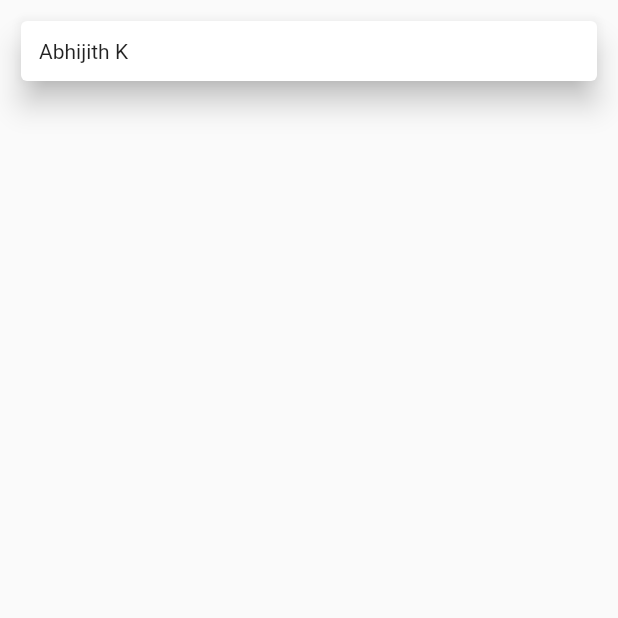
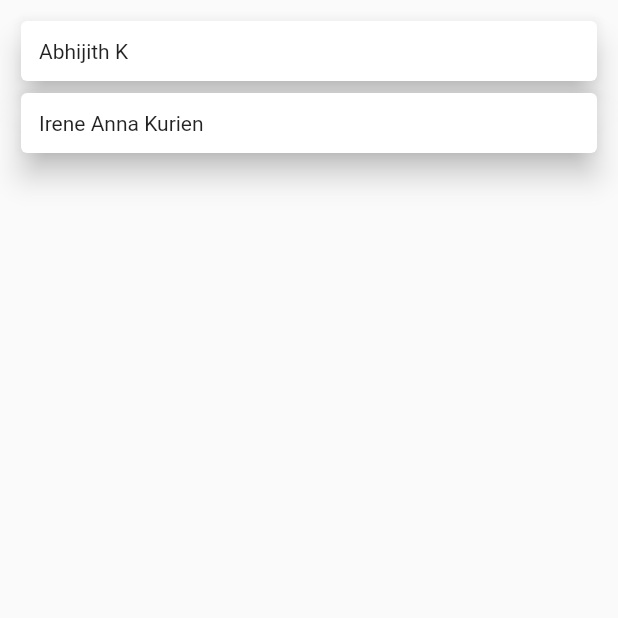
Before and after one commit to AbhijithKonnayil/flutter-bloc-demo, a Flutter app: the screen it shows after launch, on a phone screen of 412 x 824 dp, the top half of it. Run offline on Flutter 3.47's test engine with Material 2 defaults, Android fonts, the phone set to English and light mode, and no system bars; our stand-ins replace bloc, flutter_bloc.

Commit message:
created irene's bloc

```diff
--- a/lib/home_page.dart
+++ b/lib/home_page.dart
@@ -2,6 +2,9 @@ import 'package:demo/home_bloc/home_bloc.dart';
 import 'package:demo/pages/abhi_page.dart';
 import 'package:flutter/material.dart';
 import 'package:flutter_bloc/flutter_bloc.dart';
+
+import 'irene_bloc/irene_bloc.dart';
+import 'pages/irene_page.dart';
 
 class HomePage extends StatefulWidget {
   @override
@@ -52,7 +55,27 @@ class _HomePageState extends State<HomePage> {
                 child: Text("Abhijith K"),
               ),
             ),
-          )
+          ),
+          GestureDetector(
+            onTap: () {
+              BlocProvider<IreneBloc>(
+                create: (context) => IreneBloc(),
+              );
+              Navigator.push(
+                context,
+                MaterialPageRoute(
+                  builder: (p) => IrenePage(),
+                ),
+              );
+            },
+            child: Card(
+              elevation: 8,
+              child: Padding(
+                padding: const EdgeInsets.all(12),
+                child: Text("Irene Anna Kurien"),
+              ),
+            ),
+          ),
         ],
       ),
     );
--- /dev/null
+++ b/lib/irene_bloc/irene_bloc.dart
@@ -0,0 +1,22 @@
+import 'dart:async';
+
+import 'package:bloc/bloc.dart';
+import 'package:meta/meta.dart';
+
+part 'irene_event.dart';
+part 'irene_state.dart';
+
+class IreneBloc extends Bloc<IreneEvent, IreneState> {
+  IreneBloc() : super(IreneInitial());
+
+  @override
+  Stream<IreneState> mapEventToState(
+    IreneEvent event,
+  ) async* {
+    if (event is IreneEmailButtonClickedEvent)
+      yield IreneEmailLoadState();
+    else if (event is IrenePhoneButtonClickedEvent)
+      yield IrenePhoneLoadState();
+    else if (event is IreneBackButtonClickedEvent) yield IreneInitial();
+  }
+}
--- /dev/null
+++ b/lib/irene_bloc/irene_event.dart
@@ -0,0 +1,10 @@
+part of 'irene_bloc.dart';
+
+@immutable
+abstract class IreneEvent {}
+
+class IreneEmailButtonClickedEvent extends IreneEvent {}
+
+class IrenePhoneButtonClickedEvent extends IreneEvent {}
+
+class IreneBackButtonClickedEvent extends IreneEvent {}
--- /dev/null
+++ b/lib/irene_bloc/irene_state.dart
@@ -0,0 +1,10 @@
+part of 'irene_bloc.dart';
+
+@immutable
+abstract class IreneState {}
+
+class IreneInitial extends IreneState {}
+
+class IreneEmailLoadState extends IreneState {}
+
+class IrenePhoneLoadState extends IreneState {}
--- a/lib/main.dart
+++ b/lib/main.dart
@@ -4,7 +4,8 @@ import 'package:demo/home_page.dart';
 import 'package:demo/pages/abhi_page.dart';
 import 'package:flutter/material.dart';
 import 'package:flutter_bloc/flutter_bloc.dart';
-import 'package:http/http.dart' as http;
+import 'package:demo/irene_bloc/irene_bloc.dart';
+import 'package:demo/pages/irene_page.dart';
 
 void main() {
   runApp(MyApp());
@@ -21,14 +22,33 @@ class MyApp extends StatelessWidget {
         visualDensity: VisualDensity.adaptivePlatformDensity,
       ),
       home: MultiBlocProvider(
-          providers: [
-            BlocProvider<HomeBloc>(
-                create: (BuildContext context) => HomeBloc()),
-            BlocProvider<AbhiBloc>(create: (BuildContext context) => AbhiBloc())
-          ],
-          child: PageView(
-            children: [HomePage(), AbhiPage()],
-          )),
+        providers: [
+          BlocProvider(
+            create: (BuildContext context) {
+              return HomeBloc();
+            },
+          ),
+          BlocProvider(
+            create: (BuildContext context) {
+              return AbhiBloc();
+            },
+          ),
+          BlocProvider(
+            create: (BuildContext context) {
+              return IreneBloc();
+            },
+          ),
+        ],
+        child: MaterialApp(
+          home: PageView(
+            children: [
+              HomePage(),
+              AbhiPage(),
+              IrenePage(),
+            ],
+          ),
+        ),
+      ),
     );
   }
 }
```
Also changed, not shown: lib/pages/irene_page.dart (added, +128 -0 lines), pubspec.yaml (+3 -48 lines), pubspec.lock, 1 other file.
